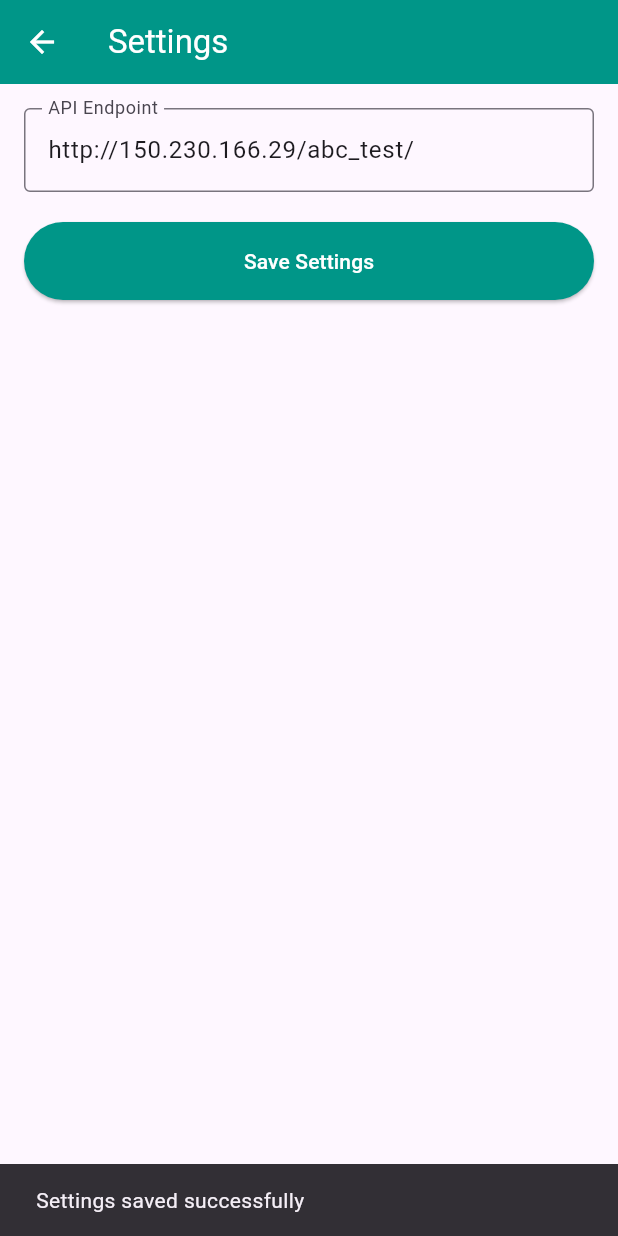
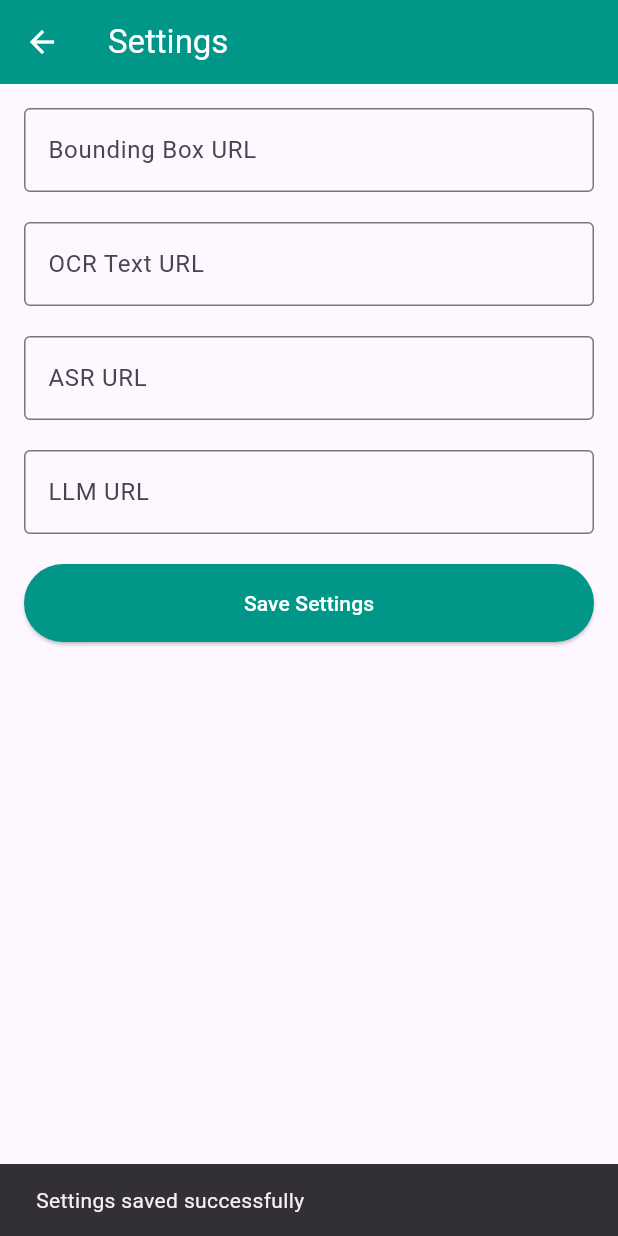
Before and after one commit to balabm/frontend, a Flutter app: the SettingsScreen screen opened by its route, after a tap on "Save Settings", on a phone screen of 412 x 824 dp. Run offline on Flutter 3.47's test engine with Material 3 defaults, Android fonts, the phone set to English and light mode, and no system bars; our stand-ins replace camera, cloud_firestore, firebase_auth, firebase_core, flutter_svg, google_sign_in and 5 more; missing offline and left inert: flutter_sound; accounts and stored records are empty.

Commit message:
Updated URLS

```diff
--- a/lib/screens/home_screen.dart
+++ b/lib/screens/home_screen.dart
@@ -64,6 +64,7 @@ class _HomeScreenState extends State<HomeScreen>
         _loadSubmittedForms(),
         _loadUserName(),
         _loadCapturedImages(),
+        _loadApiUrls(), // Add this line
       ]);
       _animationController.forward();
     } catch (e) {
@@ -95,6 +96,15 @@ class _HomeScreenState extends State<HomeScreen>
     final prefs = await SharedPreferences.getInstance();
     if (mounted)
       setState(() => _userName = prefs.getString('userName') ?? 'User');
+  }
+
+  Future<void> _loadApiUrls() async {
+    final prefs = await SharedPreferences.getInstance();
+    final boundingBoxUrl = prefs.getString('bounding_box_url') ?? 'http://150.230.166.29/abc_test/cv/form-detection-with-box/';
+    final ocrTextUrl = prefs.getString('ocr_text_url') ?? 'http://150.230.166.29/abc_test/ocr/cv/ocr';
+    final asrUrl = prefs.getString('asr_url') ?? 'http://150.230.166.29/abc_test/asr/upload-audio-zip/';
+    final llmUrl = prefs.getString('llm_url') ?? 'http://150.230.166.29/abc_test/llm/get_llm_response';
+    // Use the URLs as needed
   }
 
   Future<void> _deleteImage(String imagePath) async {
--- a/lib/screens/image_processing_screen.dart
+++ b/lib/screens/image_processing_screen.dart
@@ -13,6 +13,7 @@ import 'package:mime/mime.dart'; // For MIME type lookup
 import 'package:http_parser/http_parser.dart'; // For MediaType
 import 'package:path/path.dart' as p;
 import 'package:provider/provider.dart';
+import 'package:shared_preferences/shared_preferences.dart';
 
 String? originalFileName;
 
@@ -118,8 +119,16 @@ class _ImageProcessingScreenState extends State<ImageProcessingScreen>
       });
 
       String fileName = p.basename(imagePath!);
-      var url = Uri.parse(
-          'http://150.230.166.29/abc_test//cv/form-detection-with-box/');
+      final prefs = await SharedPreferences.getInstance();
+      final boundingBoxUrl = prefs.getString('bounding_box_url');
+      if (boundingBoxUrl == null || boundingBoxUrl.isEmpty) {
+        _showErrorSnackBar('Bounding Box URL is not set in settings.');
+        setState(() {
+          _isLoading = false;
+        });
+        return;
+      }
+      var url = Uri.parse(boundingBoxUrl);
 
       try {
         _dbHelper.saveUploadedImage(imagePath!);
--- a/lib/screens/settings_screen.dart
+++ b/lib/screens/settings_screen.dart
@@ -10,21 +10,29 @@ class SettingsScreen extends StatefulWidget {
 
 class _SettingsScreenState extends State<SettingsScreen> {
   final _formKey = GlobalKey<FormState>();
-  late TextEditingController _apiEndpointController;
+  late TextEditingController _boundingBoxUrlController;
+  late TextEditingController _ocrTextUrlController;
+  late TextEditingController _asrUrlController;
+  late TextEditingController _llmUrlController;
   bool _isSaving = false;
 
   @override
   void initState() {
     super.initState();
-    _apiEndpointController = TextEditingController();
+    _boundingBoxUrlController = TextEditingController();
+    _ocrTextUrlController = TextEditingController();
+    _asrUrlController = TextEditingController();
+    _llmUrlController = TextEditingController();
     _loadSettings();
   }
 
   Future<void> _loadSettings() async {
     final prefs = await SharedPreferences.getInstance();
     setState(() {
-      _apiEndpointController.text = prefs.getString('api_endpoint') ??
-          'http://150.230.166.29/abc_test/';
+      _boundingBoxUrlController.text = prefs.getString('bounding_box_url') ?? '';
+      _ocrTextUrlController.text = prefs.getString('ocr_text_url') ?? '';
+      _asrUrlController.text = prefs.getString('asr_url') ?? '';
+      _llmUrlController.text = prefs.getString('llm_url') ?? '';
     });
   }
 
@@ -34,7 +42,10 @@ class _SettingsScreenState extends State<SettingsScreen> {
     setState(() => _isSaving = true);
     try {
       final prefs = await SharedPreferences.getInstance();
-      await prefs.setString('api_endpoint', _apiEndpointController.text);
+      await prefs.setString('bounding_box_url', _boundingBoxUrlController.text);
+      await prefs.setString('ocr_text_url', _ocrTextUrlController.text);
+      await prefs.setString('asr_url', _asrUrlController.text);
+      await prefs.setString('llm_url', _llmUrlController.text);
       if (mounted) {
         ScaffoldMessenger.of(context).showSnackBar(
           const SnackBar(content: Text('Settings saved successfully')),
@@ -67,23 +78,88 @@ class _SettingsScreenState extends State<SettingsScreen> {
             crossAxisAlignment: CrossAxisAlignment.stretch,
             children: [
               TextFormField(
-                controller: _apiEndpointController,
+                controller: _boundingBoxUrlController,
                 decoration: const InputDecoration(
-                  labelText: 'API Endpoint',
-                  hintText: 'Enter the API endpoint URL',
+                  labelText: 'Bounding Box URL',
+                  hintText: 'Enter the Bounding Box URL',
                   border: OutlineInputBorder(),
                 ),
                 validator: (value) {
-                  if (value == null || value.isEmpty) {
-                    return 'Please enter an API endpoint';
-                  }
-                  try {
-                    final uri = Uri.parse(value);
-                    if (!uri.isAbsolute) {
+                  if (value != null && value.isNotEmpty) {
+                    try {
+                      final uri = Uri.parse(value);
+                      if (!uri.isAbsolute) {
+                        return 'Please enter a valid URL';
+                      }
+                    } catch (e) {
                       return 'Please enter a valid URL';
                     }
-                  } catch (e) {
-                    return 'Please enter a valid URL';
+                  }
+                  return null;
+                },
+              ),
+              const SizedBox(height: 20),
+              TextFormField(
+                controller: _ocrTextUrlController,
+                decoration: const InputDecoration(
+                  labelText: 'OCR Text URL',
+                  hintText: 'Enter the OCR Text URL',
+                  border: OutlineInputBorder(),
+                ),
+                validator: (value) {
+                  if (value != null && value.isNotEmpty) {
+                    try {
+                      final uri = Uri.parse(value);
+                      if (!uri.isAbsolute) {
+                        return 'Please enter a valid URL';
+                      }
+                    } catch (e) {
+                      return 'Please enter a valid URL';
+                    }
+                  }
+                  return null;
+                },
+              ),
+              const SizedBox(height: 20),
+              TextFormField(
+                controller: _asrUrlController,
+                decoration: const InputDecoration(
+                  labelText: 'ASR URL',
+                  hintText: 'Enter the ASR URL',
+                  border: OutlineInputBorder(),
+                ),
+                validator: (value) {
+                  if (value != null && value.isNotEmpty) {
+                    try {
+                      final uri = Uri.parse(value);
+                      if (!uri.isAbsolute) {
+                        return 'Please enter a valid URL';
+                      }
+                    } catch (e) {
+                      return 'Please enter a valid URL';
+                    }
+                  }
+                  return null;
+                },
+              ),
+              const SizedBox(height: 20),
+              TextFormField(
+                controller: _llmUrlController,
+                decoration: const InputDecoration(
+                  labelText: 'LLM URL',
+                  hintText: 'Enter the LLM URL',
+                  border: OutlineInputBorder(),
+                ),
+                validator: (value) {
+                  if (value != null && value.isNotEmpty) {
+                    try {
+                      final uri = Uri.parse(value);
+                      if (!uri.isAbsolute) {
+                        return 'Please enter a valid URL';
+                      }
+                    } catch (e) {
+                      return 'Please enter a valid URL';
+                    }
                   }
                   return null;
                 },
@@ -111,7 +187,10 @@ class _SettingsScreenState extends State<SettingsScreen> {
 
   @override
   void dispose() {
-    _apiEndpointController.dispose();
+    _boundingBoxUrlController.dispose();
+    _ocrTextUrlController.dispose();
+    _asrUrlController.dispose();
+    _llmUrlController.dispose();
     super.dispose();
   }
 }
--- a/lib/screens/widgets/apirepository.dart
+++ b/lib/screens/widgets/apirepository.dart
@@ -5,9 +5,24 @@ import 'package:http_parser/http_parser.dart';
 import 'package:shared_preferences/shared_preferences.dart';
 
 class ApiRepository {
-  Future<String> get baseUrl async {
+  Future<String> get boundingBoxUrl async {
     final prefs = await SharedPreferences.getInstance();
-    return prefs.getString('api_endpoint') ?? 'http://150.230.166.29/abc_test/';
+    return prefs.getString('bounding_box_url') ?? 'http://150.230.166.29/abc_test//cv/form-detection-with-box/';
+  }
+
+  Future<String> get ocrTextUrl async {
+    final prefs = await SharedPreferences.getInstance();
+    return prefs.getString('ocr_text_url') ?? 'http://150.230.166.29/ocr/cv/ocr';
+  }
+
+  Future<String> get asrUrl async {
+    final prefs = await SharedPreferences.getInstance();
+    return prefs.getString('asr_url') ?? 'http://150.230.166.29/abc_test/get_llm_response';
+  }
+
+  Future<String> get llmUrl async {
+    final prefs = await SharedPreferences.getInstance();
+    return prefs.getString('llm_url') ?? 'http://150.230.166.29/llm//get_llm_response';
   }
 
   // Audio API calls
@@ -15,7 +30,7 @@ class ApiRepository {
     try {
       var request = http.MultipartRequest(
         'POST',
-        Uri.parse('${await baseUrl}/asr/upload-audio-zip/')
+        Uri.parse(await asrUrl)
       );
 
       request.files.add(await http.MultipartFile.fromPath(
@@ -40,7 +55,7 @@ class ApiRepository {
 
   // LLM API calls
   Future<Map<String, dynamic>?> sendToLLMApi(String formEntry, {String? voiceQuery}) async {
-    final uri = Uri.parse('${await baseUrl}/llm/get_llm_response');
+    final uri = Uri.parse(await llmUrl);
     try {
       final response = await http.post(
         uri,
@@ -68,7 +83,7 @@ class ApiRepository {
     required String imagePath,
     required Map<String, dynamic> box,
   }) async {
-    final uri = Uri.parse('${await baseUrl}/ocr/cv/ocr');
+    final uri = Uri.parse(await ocrTextUrl);
     var request = http.MultipartRequest('POST', uri);
 
     var file = File(imagePath);
```
